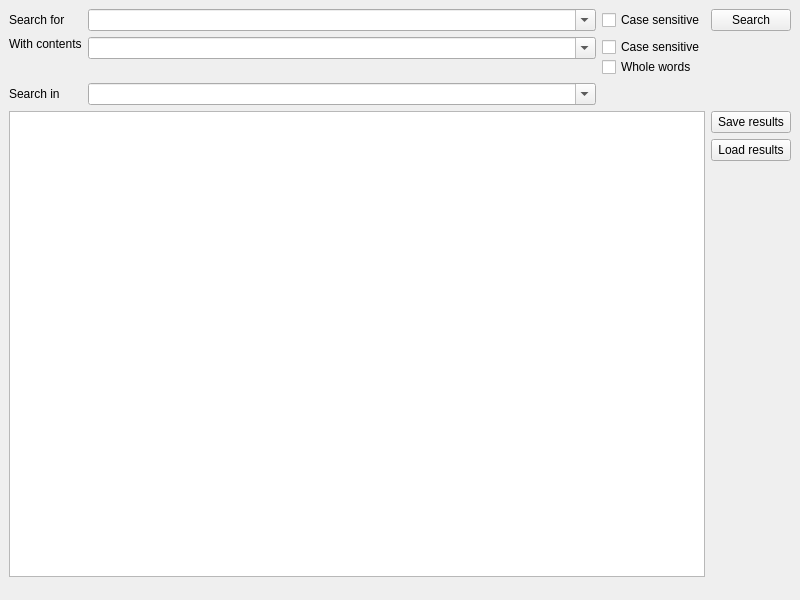
Before: the Qt Designer form qt-app/src/filessearchdialog/cfilessearchwindow.ui in VioletGiraffe/file-commander, drawn with Qt 5.
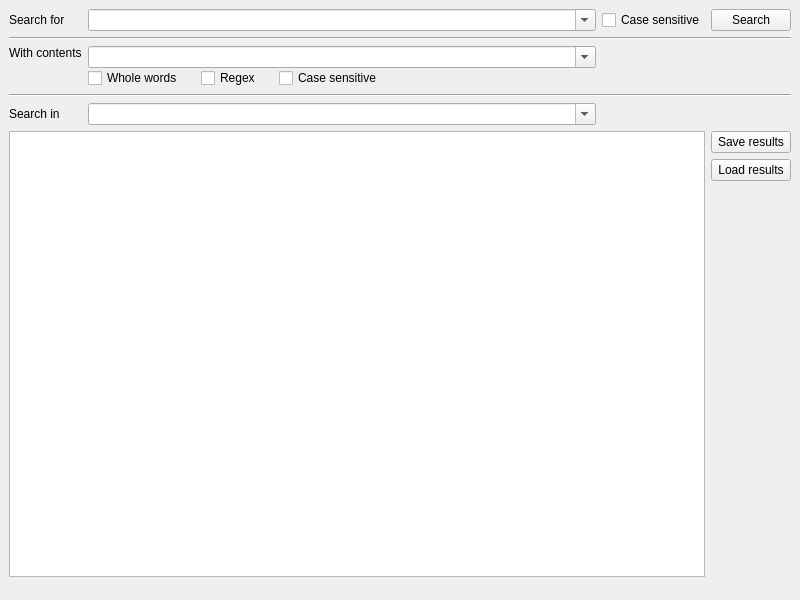
After: the same form once the commit is applied. Custom widgets are drawn as their Qt base class.

Commit message: File search by contents speed up: using thread pool; regex / plain text selection

The edit to the form file:
```diff
--- a/qt-app/src/filessearchdialog/cfilessearchwindow.ui
+++ b/qt-app/src/filessearchdialog/cfilessearchwindow.ui
@@ -19,52 +19,8 @@
      <number>3</number>
     </property>
     <item>
-     <layout class="QGridLayout" name="gridLayout" rowstretch="0,0,0,1" columnstretch="0,1,0,0">
-      <item row="1" column="0">
-       <widget class="QLabel" name="label_2">
-        <property name="text">
-         <string>With contents</string>
-        </property>
-        <property name="alignment">
-         <set>Qt::AlignmentFlag::AlignLeading|Qt::AlignmentFlag::AlignLeft|Qt::AlignmentFlag::AlignTop</set>
-        </property>
-       </widget>
-      </item>
-      <item row="2" column="0">
-       <widget class="QLabel" name="label_3">
-        <property name="text">
-         <string>Search in</string>
-        </property>
-       </widget>
-      </item>
-      <item row="1" column="1">
-       <layout class="QVBoxLayout" name="verticalLayout_2">
-        <property name="spacing">
-         <number>0</number>
-        </property>
-        <item>
-         <widget class="CHistoryComboBox" name="fileContentsToFind">
-          <property name="editable">
-           <bool>true</bool>
-          </property>
-         </widget>
-        </item>
-        <item>
-         <spacer name="verticalSpacer">
-          <property name="orientation">
-           <enum>Qt::Orientation::Vertical</enum>
-          </property>
-          <property name="sizeHint" stdset="0">
-           <size>
-            <width>20</width>
-            <height>0</height>
-           </size>
-          </property>
-         </spacer>
-        </item>
-       </layout>
-      </item>
-      <item row="3" column="3">
+     <layout class="QGridLayout" name="gridLayout" rowstretch="0,0,0,0,0,0" columnstretch="0,1,0,0">
+      <item row="5" column="3">
        <layout class="QVBoxLayout" name="verticalLayout_3">
         <property name="spacing">
          <number>6</number>
@@ -98,41 +54,13 @@
         </item>
        </layout>
       </item>
-      <item row="0" column="1">
-       <widget class="CHistoryComboBox" name="nameToFind">
-        <property name="editable">
-         <bool>true</bool>
+      <item row="2" column="0">
+       <widget class="QLabel" name="label_2">
+        <property name="text">
+         <string>With contents</string>
         </property>
-       </widget>
-      </item>
-      <item row="1" column="2">
-       <layout class="QVBoxLayout" name="verticalLayout">
-        <property name="spacing">
-         <number>0</number>
-        </property>
-        <item>
-         <widget class="QCheckBox" name="cbContentsCaseSensitive">
-          <property name="autoFillBackground">
-           <bool>false</bool>
-          </property>
-          <property name="text">
-           <string>Case sensitive</string>
-          </property>
-         </widget>
-        </item>
-        <item>
-         <widget class="QCheckBox" name="cbContentsWholeWords">
-          <property name="text">
-           <string>Whole words</string>
-          </property>
-         </widget>
-        </item>
-       </layout>
-      </item>
-      <item row="2" column="1">
-       <widget class="CHistoryComboBox" name="searchRoot">
-        <property name="editable">
-         <bool>true</bool>
+        <property name="alignment">
+         <set>Qt::AlignmentFlag::AlignLeading|Qt::AlignmentFlag::AlignLeft|Qt::AlignmentFlag::AlignTop</set>
         </property>
        </widget>
       </item>
@@ -143,20 +71,68 @@
         </property>
        </widget>
       </item>
-      <item row="3" column="0" colspan="3">
-       <widget class="QListWidget" name="resultsList">
-        <property name="uniformItemSizes">
-         <bool>true</bool>
+      <item row="2" column="1">
+       <layout class="QVBoxLayout" name="verticalLayout_2">
+        <property name="spacing">
+         <number>0</number>
         </property>
-       </widget>
+        <item>
+         <widget class="CHistoryComboBox" name="fileContentsToFind">
+          <property name="editable">
+           <bool>true</bool>
+          </property>
+         </widget>
+        </item>
+        <item>
+         <layout class="QHBoxLayout" name="horizontalLayout_2">
+          <property name="spacing">
+           <number>18</number>
+          </property>
+          <item>
+           <widget class="QCheckBox" name="cbContentsWholeWords">
+            <property name="text">
+             <string>Whole words</string>
+            </property>
+           </widget>
+          </item>
+          <item>
+           <widget class="QCheckBox" name="cbRegexFileContents">
+            <property name="text">
+             <string>Regex</string>
+            </property>
+           </widget>
+          </item>
+          <item>
+           <widget class="QCheckBox" name="cbContentsCaseSensitive">
+            <property name="autoFillBackground">
+             <bool>false</bool>
+            </property>
+            <property name="text">
+             <string>Case sensitive</string>
+            </property>
+           </widget>
+          </item>
+          <item>
+           <spacer name="horizontalSpacer">
+            <property name="orientation">
+             <enum>Qt::Orientation::Horizontal</enum>
+            </property>
+            <property name="sizeHint" stdset="0">
+             <size>
+              <width>40</width>
+              <height>20</height>
+             </size>
+            </property>
+           </spacer>
+          </item>
+         </layout>
+        </item>
+       </layout>
       </item>
-      <item row="0" column="3">
-       <widget class="QPushButton" name="btnSearch">
-        <property name="focusPolicy">
-         <enum>Qt::FocusPolicy::ClickFocus</enum>
-        </property>
+      <item row="4" column="0">
+       <widget class="QLabel" name="label_3">
         <property name="text">
-         <string>Search</string>
+         <string>Search in</string>
         </property>
        </widget>
       </item>
@@ -179,6 +155,58 @@
         </property>
        </widget>
       </item>
+      <item row="0" column="1">
+       <widget class="CHistoryComboBox" name="nameToFind">
+        <property name="editable">
+         <bool>true</bool>
+        </property>
+       </widget>
+      </item>
+      <item row="5" column="0" colspan="3">
+       <widget class="QListWidget" name="resultsList">
+        <property name="uniformItemSizes">
+         <bool>true</bool>
+        </property>
+       </widget>
+      </item>
+      <item row="0" column="3">
+       <widget class="QPushButton" name="btnSearch">
+        <property name="focusPolicy">
+         <enum>Qt::FocusPolicy::ClickFocus</enum>
+        </property>
+        <property name="text">
+         <string>Search</string>
+        </property>
+       </widget>
+      </item>
+      <item row="3" column="0" colspan="4">
+       <widget class="Line" name="line">
+        <property name="orientation">
+         <enum>Qt::Orientation::Horizontal</enum>
+        </property>
+       </widget>
+      </item>
+      <item row="2" column="2">
+       <layout class="QVBoxLayout" name="verticalLayout">
+        <property name="spacing">
+         <number>0</number>
+        </property>
+       </layout>
+      </item>
+      <item row="4" column="1">
+       <widget class="CHistoryComboBox" name="searchRoot">
+        <property name="editable">
+         <bool>true</bool>
+        </property>
+       </widget>
+      </item>
+      <item row="1" column="0" colspan="4">
+       <widget class="Line" name="line_2">
+        <property name="orientation">
+         <enum>Qt::Orientation::Horizontal</enum>
+        </property>
+       </widget>
+      </item>
      </layout>
     </item>
     <item>
```
Left out of the diff: 1 changed line with no effect on the pictures. The commit also changes 3 other files.
